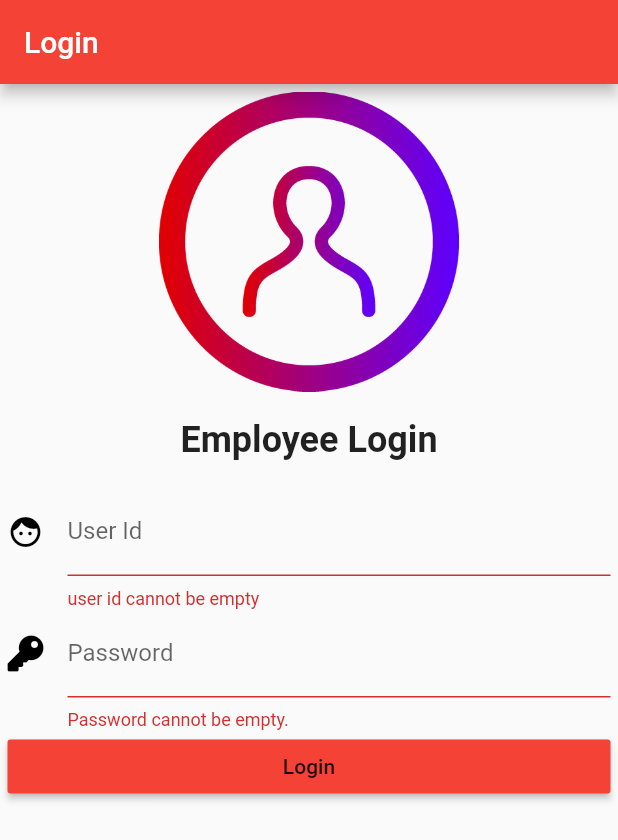
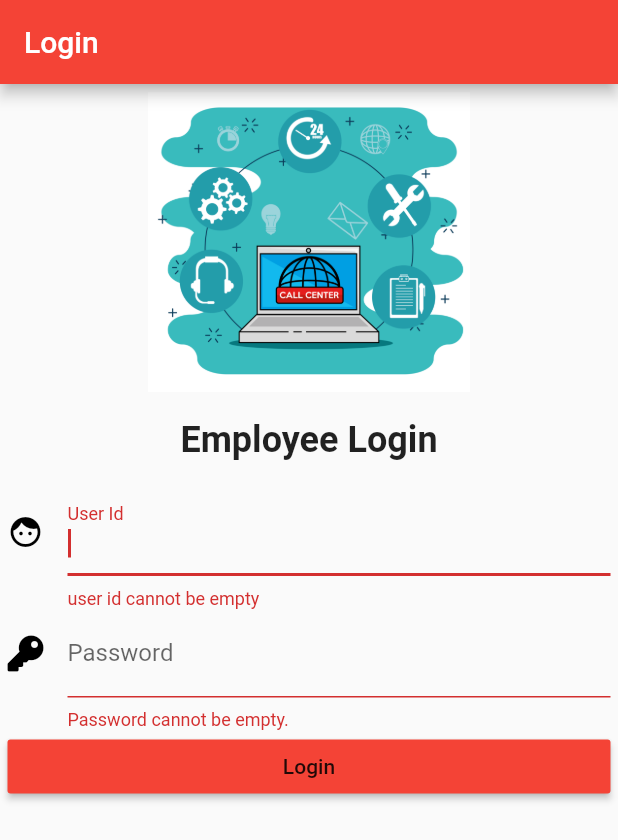
Before and after one commit to addon365/crm-app, a Flutter app: the screen it shows after launch, after a tap on "Login", on a phone screen of 412 x 824 dp. Shown: the top 840 px of the screen. Run offline on Flutter 3.47's test engine with Material 2 defaults, Android fonts, the phone set to English and light mode, and no system bars; our stand-ins replace font_awesome_flutter, sqflite; accounts and stored records are empty; network calls fail; Roboto replaces fonts that are missing (Ubuntu).

Commit message:
- Created Release mode & debug mode - Replaced Customer to Lead instance in Appointment - Added CRM Launcher icon - Login screen and splash screen icon changed. - Changed the Appoitment List Look

```diff
--- a/lib/dependency/constants.dart
+++ b/lib/dependency/constants.dart
@@ -1,7 +1,17 @@
 import 'package:crm_app/model/Status.dart';
 import 'package:crm_app/model/employee.dart';
 
-const String baseUrl = "http://192.168.0.104:82/api";
+String baseUrl = "https://addon365crm.azurewebsites.net/api";
+bool isReleaseMode = true;
+
+void setMode(bool bIsReleaseMode){
+  isReleaseMode=bIsReleaseMode;
+  if(isReleaseMode){
+    baseUrl = "https://addon365crm.azurewebsites.net/api";
+  }else{
+    baseUrl = "http://192.168.0.101:3000/api";
+  }
+}
 
 class Constants {
   static List<Status> statuses;
--- a/lib/login_page.dart
+++ b/lib/login_page.dart
@@ -58,27 +58,20 @@ class _LoginPageState extends State<LoginPage> {
 
   @override
   Widget build(BuildContext context) {
-    Widget loadingIndicator = _loading
-        ? new Container(
-            color: Colors.grey[300],
-            width: 70.0,
-            height: 70.0,
-            child: new Padding(
-                padding: const EdgeInsets.all(5.0),
-                child: new Center(child: new CircularProgressIndicator())),
-          )
-        : new Container();
-
     return new Scaffold(
         key: mainKey,
         appBar: AppBar(title: Text("Login")),
-        body: new Form(
+        body: Stack(
+          children: <Widget>[
+            Center(child: _loading ? CircularProgressIndicator() : Text("")),
+            new Form(
               key: formKey,
               child: new Center(
-              child:
-                  new ListView(padding: EdgeInsets.all(5), children: <Widget>[
+                  child: new ListView(
+                      padding: EdgeInsets.all(5),
+                      children: <Widget>[
                     Image.asset(
-              "assets/login.png",
+                      "assets/splash.png",
                       height: 200,
                       width: 200,
                     ),
@@ -87,7 +80,8 @@ class _LoginPageState extends State<LoginPage> {
                       child: Center(
                           child: Text(
                         "Employee Login",
-                style: TextStyle(fontSize: 24, fontWeight: FontWeight.bold),
+                        style: TextStyle(
+                            fontSize: 24, fontWeight: FontWeight.bold),
                       )),
                     ),
                     TextFormField(
@@ -104,6 +98,8 @@ class _LoginPageState extends State<LoginPage> {
                           }
                           return null;
                         },
+                        autofocus: true,
+                        textInputAction: TextInputAction.next,
                         keyboardType: TextInputType.text),
                     TextFormField(
                         controller: passwordController,
@@ -121,17 +117,16 @@ class _LoginPageState extends State<LoginPage> {
                             return null;
                           }
                         },
+                        textInputAction: TextInputAction.done,
                         keyboardType: TextInputType.text),
                     RaisedButton(
-              onPressed: doLogin,
+                      onPressed: _loading ? null : doLogin,
                       child: Text("Login"),
                       color: Theme.of(context).primaryColor,
                     ),
-            new Align(
-              child: loadingIndicator,
-              alignment: FractionalOffset.center,
-            )
                   ])),
+            ),
+          ],
         ));
   }
 }
--- a/lib/main.dart
+++ b/lib/main.dart
@@ -2,8 +2,14 @@ import 'package:crm_app/edit_appointment_page.dart';
 import 'package:crm_app/model/appointment.dart';
 import 'package:crm_app/routes.dart';
 import 'package:flutter/material.dart';
+import 'package:flutter/foundation.dart';
 
-void main() => runApp(MyApp());
+import 'dependency/constants.dart';
+void main() {
+
+    setMode(kReleaseMode);
+
+  runApp(MyApp());}
 
 class MyApp extends StatelessWidget {
   // This widget is the root of your application.
--- a/lib/model/appointment.dart
+++ b/lib/model/appointment.dart
@@ -1,17 +1,19 @@
 import 'package:crm_app/model/appointment-status.dart';
-import 'package:crm_app/model/customer.dart';
+
+import 'lead.dart';
 
 class Appointment {
   String id;
   AppointmentStatus currentStatus;
-  Customer customer;
+  Lead lead;
   DateTime appointmentDate;
 
-  Appointment(
-      {this.id, this.currentStatus, this.customer, this.appointmentDate});
+  Appointment({this.id, this.currentStatus, this.lead, this.appointmentDate});
 
   static List<Appointment> fromJsonArray(List<Map<String, dynamic>> mapList) {
     List<Appointment> appointmentList = new List<Appointment>();
+    if (mapList.length == 0) return appointmentList;
+
     mapList.forEach((map) {
       appointmentList.add(Appointment.fromJson(map));
     });
@@ -21,14 +23,14 @@ class Appointment {
   static Appointment fromJson(Map<String, dynamic> map) {
     return Appointment(
         id: map['id'],
-        customer: Customer.fromJson(map['customer']),
+        lead: Lead.fromJson(map['lead']),
         currentStatus: AppointmentStatus.fromJson(map['currentStatus']));
   }
 
   Map<String, dynamic> toJson() {
     return {
       "Id": id,
-      "CustomerId": customer.id,
+      "LeadId": lead.id,
       "AppiontmentDate": appointmentDate,
       "currentStatus": {
         "StatusId": currentStatus.status.id,
--- /dev/null
+++ b/lib/model/lead.dart
@@ -0,0 +1,20 @@
+import 'user.dart';
+
+class Lead {
+  String id;
+  User user;
+
+  Lead({this.id, this.user});
+
+  static Lead fromJson(Map<String, dynamic> map) {
+    return Lead(id: map['id'], user: User.fromJson(map['user']));
+  }
+
+  static List<Lead> fromJsonArray(List<Map<String, dynamic>> mapList) {
+    List<Lead> customers = new List();
+    mapList.forEach((customerMap) {
+      customers.add(Lead.fromJson(customerMap));
+    });
+    return customers;
+  }
+}
--- a/lib/repository/user_repository.dart
+++ b/lib/repository/user_repository.dart
@@ -27,7 +27,8 @@ class UserRepository {
       userDao.insert(user);
       return user;
     } else {
-      throw Exception(response.body);
+      var error=json.decode(response.body);
+      throw Exception(error["message"]);
     }
   }
 
--- a/lib/splash_page.dart
+++ b/lib/splash_page.dart
@@ -30,15 +30,8 @@ class _SplashPageState extends State<SplashPage> {
   Widget build(BuildContext context) {
     return Scaffold(
       body: Container(
-          color: Theme.of(context).primaryColor,
-          child: Center(
-              child: Text(
-            "Addon Technologies Pvt Ltd",
-            style: TextStyle(
-                color: Colors.white,
-                fontSize: 24.0,
-                fontWeight: FontWeight.bold),
-          ))),
+        child: Image.asset("assets/splash.png"),
+      ),
     );
   }
 }
--- a/pubspec.yaml
+++ b/pubspec.yaml
@@ -45,6 +45,7 @@ flutter:
   # To add assets to your application, add an assets section, like this:
   assets:
     - assets/login.png
+    - assets/splash.png
 
   # An image asset can refer to one or more resolution-specific "variants", see
   # https://flutter.dev/assets-and-images/#resolution-aware.
```
Also changed, not shown: lib/edit_appointment_page.dart (+6 -1 lines), lib/home_page.dart (+15 -22 lines), lib/repository/appointment_repository.dart (+7 -6 lines), assets/splash.png (added), 22 other files. Lines whose indentation alone changed are shown as unchanged.
